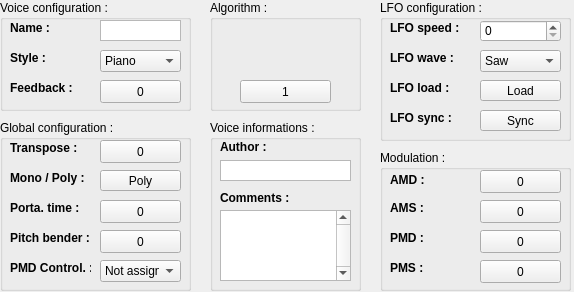
This is interface/qvoice.ui in LasDesu/fb01editor as Qt 5 draws it before an edit. The edited form follows.
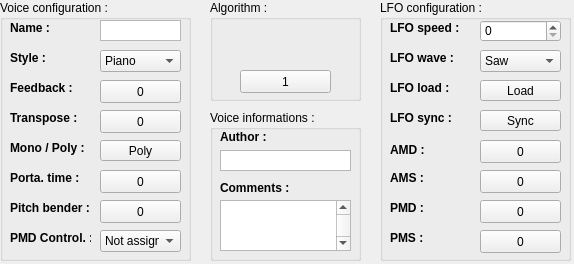
This is the edited form. Icons and pictures are not drawn. Custom widgets are drawn as their Qt base class.

Diff of the .ui file:
```diff
--- a/interface/qvoice.ui
+++ b/interface/qvoice.ui
@@ -7,7 +7,7 @@
     <x>0</x>
     <y>0</y>
     <width>574</width>
-    <height>292</height>
+    <height>264</height>
    </rect>
   </property>
   <property name="windowTitle">
@@ -19,7 +19,7 @@
      <x>0</x>
      <y>0</y>
      <width>191</width>
-     <height>111</height>
+     <height>261</height>
     </rect>
    </property>
    <property name="title">
@@ -215,6 +215,224 @@
      <string>0</string>
     </property>
    </widget>
+   <widget class="QLabel" name="lbl_porta">
+    <property name="geometry">
+     <rect>
+      <x>10</x>
+      <y>170</y>
+      <width>81</width>
+      <height>16</height>
+     </rect>
+    </property>
+    <property name="font">
+     <font>
+      <weight>75</weight>
+      <bold>true</bold>
+     </font>
+    </property>
+    <property name="text">
+     <string>Porta. time :</string>
+    </property>
+   </widget>
+   <widget class="QButton" name="but_porta">
+    <property name="geometry">
+     <rect>
+      <x>100</x>
+      <y>170</y>
+      <width>81</width>
+      <height>23</height>
+     </rect>
+    </property>
+    <property name="baseSize">
+     <size>
+      <width>0</width>
+      <height>127</height>
+     </size>
+    </property>
+    <property name="toolTip">
+     <string>The portamento length of the instrument</string>
+    </property>
+    <property name="text">
+     <string>0</string>
+    </property>
+   </widget>
+   <widget class="QLabel" name="lbl_pitch">
+    <property name="geometry">
+     <rect>
+      <x>10</x>
+      <y>200</y>
+      <width>81</width>
+      <height>16</height>
+     </rect>
+    </property>
+    <property name="font">
+     <font>
+      <weight>75</weight>
+      <bold>true</bold>
+     </font>
+    </property>
+    <property name="text">
+     <string>Pitch bender :</string>
+    </property>
+   </widget>
+   <widget class="QButton" name="but_trans">
+    <property name="geometry">
+     <rect>
+      <x>100</x>
+      <y>110</y>
+      <width>81</width>
+      <height>23</height>
+     </rect>
+    </property>
+    <property name="baseSize">
+     <size>
+      <width>128</width>
+      <height>127</height>
+     </size>
+    </property>
+    <property name="toolTip">
+     <string>The transpose level of the voice</string>
+    </property>
+    <property name="text">
+     <string>0</string>
+    </property>
+   </widget>
+   <widget class="QPushButton" name="pshBut_poly">
+    <property name="geometry">
+     <rect>
+      <x>100</x>
+      <y>140</y>
+      <width>81</width>
+      <height>21</height>
+     </rect>
+    </property>
+    <property name="toolTip">
+     <string>The voice response to a multiple notes play</string>
+    </property>
+    <property name="text">
+     <string>Poly</string>
+    </property>
+    <property name="checkable">
+     <bool>true</bool>
+    </property>
+   </widget>
+   <widget class="QComboBox" name="cmbBox_pmdctl">
+    <property name="geometry">
+     <rect>
+      <x>100</x>
+      <y>230</y>
+      <width>81</width>
+      <height>22</height>
+     </rect>
+    </property>
+    <property name="toolTip">
+     <string>The kind of MIDI controler assigned to PMD</string>
+    </property>
+    <item>
+     <property name="text">
+      <string>Not assigned</string>
+     </property>
+    </item>
+    <item>
+     <property name="text">
+      <string>After touch</string>
+     </property>
+    </item>
+    <item>
+     <property name="text">
+      <string>Mod. wheel</string>
+     </property>
+    </item>
+    <item>
+     <property name="text">
+      <string>Breath ctl.</string>
+     </property>
+    </item>
+    <item>
+     <property name="text">
+      <string>Foot ctl.</string>
+     </property>
+    </item>
+   </widget>
+   <widget class="QButton" name="but_pitch">
+    <property name="geometry">
+     <rect>
+      <x>100</x>
+      <y>200</y>
+      <width>81</width>
+      <height>23</height>
+     </rect>
+    </property>
+    <property name="baseSize">
+     <size>
+      <width>0</width>
+      <height>12</height>
+     </size>
+    </property>
+    <property name="toolTip">
+     <string>The pitchbender range of the voice</string>
+    </property>
+    <property name="text">
+     <string>0</string>
+    </property>
+   </widget>
+   <widget class="QLabel" name="lbl_trans">
+    <property name="geometry">
+     <rect>
+      <x>10</x>
+      <y>110</y>
+      <width>81</width>
+      <height>16</height>
+     </rect>
+    </property>
+    <property name="font">
+     <font>
+      <weight>75</weight>
+      <bold>true</bold>
+     </font>
+    </property>
+    <property name="text">
+     <string>Transpose :</string>
+    </property>
+   </widget>
+   <widget class="QLabel" name="lbl_poly">
+    <property name="geometry">
+     <rect>
+      <x>10</x>
+      <y>140</y>
+      <width>81</width>
+      <height>16</height>
+     </rect>
+    </property>
+    <property name="font">
+     <font>
+      <weight>75</weight>
+      <bold>true</bold>
+     </font>
+    </property>
+    <property name="text">
+     <string>Mono / Poly :</string>
+    </property>
+   </widget>
+   <widget class="QLabel" name="lbl_pmdctl">
+    <property name="geometry">
+     <rect>
+      <x>10</x>
+      <y>230</y>
+      <width>81</width>
+      <height>16</height>
+     </rect>
+    </property>
+    <property name="font">
+     <font>
+      <weight>75</weight>
+      <bold>true</bold>
+     </font>
+    </property>
+    <property name="text">
+     <string>PMD Control. :</string>
+    </property>
+   </widget>
   </widget>
   <widget class="QGroupBox" name="grpBox_algorithm">
    <property name="geometry">
@@ -222,7 +440,7 @@
      <x>210</x>
      <y>0</y>
      <width>151</width>
-     <height>111</height>
+     <height>101</height>
     </rect>
    </property>
    <property name="title">
@@ -232,7 +450,7 @@
     <property name="geometry">
      <rect>
       <x>42</x>
-      <y>30</y>
+      <y>20</y>
       <width>71</width>
       <height>41</height>
      </rect>
@@ -248,7 +466,7 @@
     <property name="geometry">
      <rect>
       <x>30</x>
-      <y>80</y>
+      <y>70</y>
       <width>91</width>
       <height>23</height>
      </rect>
@@ -273,7 +491,7 @@
      <x>380</x>
      <y>0</y>
      <width>191</width>
-     <height>141</height>
+     <height>261</height>
     </rect>
    </property>
    <property name="title">
@@ -448,14 +666,178 @@
      <bool>true</bool>
     </property>
    </widget>
+   <widget class="QButton" name="but_PMS">
+    <property name="geometry">
+     <rect>
+      <x>100</x>
+      <y>230</y>
+      <width>81</width>
+      <height>23</height>
+     </rect>
+    </property>
+    <property name="baseSize">
+     <size>
+      <width>0</width>
+      <height>7</height>
+     </size>
+    </property>
+    <property name="toolTip">
+     <string>The pitch modulation sensitivity</string>
+    </property>
+    <property name="text">
+     <string>0</string>
+    </property>
+   </widget>
+   <widget class="QLabel" name="lbl_AMD">
+    <property name="geometry">
+     <rect>
+      <x>10</x>
+      <y>140</y>
+      <width>41</width>
+      <height>20</height>
+     </rect>
+    </property>
+    <property name="font">
+     <font>
+      <weight>75</weight>
+      <bold>true</bold>
+     </font>
+    </property>
+    <property name="text">
+     <string>AMD :</string>
+    </property>
+   </widget>
+   <widget class="QLabel" name="lbl_PMS">
+    <property name="geometry">
+     <rect>
+      <x>10</x>
+      <y>230</y>
+      <width>41</width>
+      <height>16</height>
+     </rect>
+    </property>
+    <property name="font">
+     <font>
+      <weight>75</weight>
+      <bold>true</bold>
+     </font>
+    </property>
+    <property name="text">
+     <string>PMS :</string>
+    </property>
+   </widget>
+   <widget class="QLabel" name="lbl_AMS">
+    <property name="geometry">
+     <rect>
+      <x>10</x>
+      <y>170</y>
+      <width>41</width>
+      <height>16</height>
+     </rect>
+    </property>
+    <property name="font">
+     <font>
+      <weight>75</weight>
+      <bold>true</bold>
+     </font>
+    </property>
+    <property name="text">
+     <string>AMS :</string>
+    </property>
+   </widget>
+   <widget class="QButton" name="but_AMS">
+    <property name="geometry">
+     <rect>
+      <x>100</x>
+      <y>170</y>
+      <width>81</width>
+      <height>23</height>
+     </rect>
+    </property>
+    <property name="baseSize">
+     <size>
+      <width>0</width>
+      <height>3</height>
+     </size>
+    </property>
+    <property name="toolTip">
+     <string>The amplitude modulation sensitivity</string>
+    </property>
+    <property name="text">
+     <string>0</string>
+    </property>
+   </widget>
+   <widget class="QButton" name="but_PMD">
+    <property name="geometry">
+     <rect>
+      <x>100</x>
+      <y>200</y>
+      <width>81</width>
+      <height>23</height>
+     </rect>
+    </property>
+    <property name="baseSize">
+     <size>
+      <width>0</width>
+      <height>127</height>
+     </size>
+    </property>
+    <property name="toolTip">
+     <string>The pitch modulation</string>
+    </property>
+    <property name="text">
+     <string>0</string>
+    </property>
+   </widget>
+   <widget class="QLabel" name="lbl_PMD">
+    <property name="geometry">
+     <rect>
+      <x>10</x>
+      <y>200</y>
+      <width>41</width>
+      <height>16</height>
+     </rect>
+    </property>
+    <property name="font">
+     <font>
+      <weight>75</weight>
+      <bold>true</bold>
+     </font>
+    </property>
+    <property name="text">
+     <string>PMD :</string>
+    </property>
+   </widget>
+   <widget class="QButton" name="but_AMD">
+    <property name="geometry">
+     <rect>
+      <x>100</x>
+      <y>140</y>
+      <width>81</width>
+      <height>23</height>
+     </rect>
+    </property>
+    <property name="baseSize">
+     <size>
+      <width>0</width>
+      <height>127</height>
+     </size>
+    </property>
+    <property name="toolTip">
+     <string>The amplitude modulation</string>
+    </property>
+    <property name="text">
+     <string>0</string>
+    </property>
+   </widget>
   </widget>
   <widget class="QGroupBox" name="grpBox_informations">
    <property name="geometry">
     <rect>
      <x>210</x>
-     <y>120</y>
+     <y>110</y>
      <width>151</width>
-     <height>171</height>
+     <height>151</height>
     </rect>
    </property>
    <property name="title">
@@ -508,7 +890,7 @@
       <x>10</x>
       <y>90</y>
       <width>131</width>
-      <height>71</height>
+      <height>51</height>
      </rect>
     </property>
     <property name="toolTip">
@@ -544,414 +926,6 @@
     </property>
    </widget>
   </widget>
-  <widget class="QGroupBox" name="grpBox_globalconfig">
-   <property name="geometry">
-    <rect>
-     <x>0</x>
-     <y>120</y>
-     <width>191</width>
-     <height>171</height>
-    </rect>
-   </property>
-   <property name="title">
-    <string>Global configuration :</string>
-   </property>
-   <widget class="QLabel" name="lbl_poly">
-    <property name="geometry">
-     <rect>
-      <x>10</x>
-      <y>50</y>
-      <width>81</width>
-      <height>16</height>
-     </rect>
-    </property>
-    <property name="font">
-     <font>
-      <weight>75</weight>
-      <bold>true</bold>
-     </font>
-    </property>
-    <property name="text">
-     <string>Mono / Poly :</string>
-    </property>
-   </widget>
-   <widget class="QPushButton" name="pshBut_poly">
-    <property name="geometry">
-     <rect>
-      <x>100</x>
-      <y>50</y>
-      <width>81</width>
-      <height>21</height>
-     </rect>
-    </property>
-    <property name="toolTip">
-     <string>The voice response to a multiple notes play</string>
-    </property>
-    <property name="text">
-     <string>Poly</string>
-    </property>
-    <property name="checkable">
-     <bool>true</bool>
-    </property>
-   </widget>
-   <widget class="QButton" name="but_trans">
-    <property name="geometry">
-     <rect>
-      <x>100</x>
-      <y>20</y>
-      <width>81</width>
-      <height>23</height>
-     </rect>
-    </property>
-    <property name="baseSize">
-     <size>
-      <width>128</width>
-      <height>127</height>
-     </size>
-    </property>
-    <property name="toolTip">
-     <string>The transpose level of the voice</string>
-    </property>
-    <property name="text">
-     <string>0</string>
-    </property>
-   </widget>
-   <widget class="QLabel" name="lbl_trans">
-    <property name="geometry">
-     <rect>
-      <x>10</x>
-      <y>20</y>
-      <width>81</width>
-      <height>16</height>
-     </rect>
-    </property>
-    <property name="font">
-     <font>
-      <weight>75</weight>
-      <bold>true</bold>
-     </font>
-    </property>
-    <property name="text">
-     <string>Transpose :</string>
-    </property>
-   </widget>
-   <widget class="QButton" name="but_pitch">
-    <property name="geometry">
-     <rect>
-      <x>100</x>
-      <y>110</y>
-      <width>81</width>
-      <height>23</height>
-     </rect>
-    </property>
-    <property name="baseSize">
-     <size>
-      <width>0</width>
-      <height>12</height>
-     </size>
-    </property>
-    <property name="toolTip">
-     <string>The pitchbender range of the voice</string>
-    </property>
-    <property name="text">
-     <string>0</string>
-    </property>
-   </widget>
-   <widget class="QComboBox" name="cmbBox_pmdctl">
-    <property name="geometry">
-     <rect>
-      <x>100</x>
-      <y>140</y>
-      <width>81</width>
-      <height>22</height>
-     </rect>
-    </property>
-    <property name="toolTip">
-     <string>The kind of MIDI controler assigned to PMD</string>
-    </property>
-    <item>
-     <property name="text">
-      <string>Not assigned</string>
-     </property>
-    </item>
-    <item>
-     <property name="text">
-      <string>After touch</string>
-     </property>
-    </item>
-    <item>
-     <property name="text">
-      <string>Mod. wheel</string>
-     </property>
-    </item>
-    <item>
-     <property name="text">
-      <string>Breath ctl.</string>
-     </property>
-    </item>
-    <item>
-     <property name="text">
-      <string>Foot ctl.</string>
-     </property>
-    </item>
-   </widget>
-   <widget class="QButton" name="but_porta">
-    <property name="geometry">
-     <rect>
-      <x>100</x>
-      <y>80</y>
-      <width>81</width>
-      <height>23</height>
-     </rect>
-    </property>
-    <property name="baseSize">
-     <size>
-      <width>0</width>
-      <height>127</height>
-     </size>
-    </property>
-    <property name="toolTip">
-     <string>The portamento length of the instrument</string>
-    </property>
-    <property name="text">
-     <string>0</string>
-    </property>
-   </widget>
-   <widget class="QLabel" name="lbl_pitch">
-    <property name="geometry">
-     <rect>
-      <x>10</x>
-      <y>110</y>
-      <width>81</width>
-      <height>16</height>
-     </rect>
-    </property>
-    <property name="font">
-     <font>
-      <weight>75</weight>
-      <bold>true</bold>
-     </font>
-    </property>
-    <property name="text">
-     <string>Pitch bender :</string>
-    </property>
-   </widget>
-   <widget class="QLabel" name="lbl_porta">
-    <property name="geometry">
-     <rect>
-      <x>10</x>
-      <y>80</y>
-      <width>81</width>
-      <height>16</height>
-     </rect>
-    </property>
-    <property name="font">
-     <font>
-      <weight>75</weight>
-      <bold>true</bold>
-     </font>
-    </property>
-    <property name="text">
-     <string>Porta. time :</string>
-    </property>
-   </widget>
-   <widget class="QLabel" name="lbl_pmdctl">
-    <property name="geometry">
-     <rect>
-      <x>10</x>
-      <y>140</y>
-      <width>81</width>
-      <height>16</height>
-     </rect>
-    </property>
-    <property name="font">
-     <font>
-      <weight>75</weight>
-      <bold>true</bold>
-     </font>
-    </property>
-    <property name="text">
-     <string>PMD Control. :</string>
-    </property>
-   </widget>
-  </widget>
-  <widget class="QGroupBox" name="grpBox_modulation">
-   <property name="geometry">
-    <rect>
-     <x>380</x>
-     <y>150</y>
-     <width>191</width>
-     <height>141</height>
-    </rect>
-   </property>
-   <property name="title">
-    <string>Modulation :</string>
-   </property>
-   <widget class="QLabel" name="lbl_AMD">
-    <property name="geometry">
-     <rect>
-      <x>10</x>
-      <y>20</y>
-      <width>41</width>
-      <height>20</height>
-     </rect>
-    </property>
-    <property name="font">
-     <font>
-      <weight>75</weight>
-      <bold>true</bold>
-     </font>
-    </property>
-    <property name="text">
-     <string>AMD :</string>
-    </property>
-   </widget>
-   <widget class="QLabel" name="lbl_PMD">
-    <property name="geometry">
-     <rect>
-      <x>10</x>
-      <y>80</y>
-      <width>41</width>
-      <height>16</height>
-     </rect>
-    </property>
-    <property name="font">
-     <font>
-      <weight>75</weight>
-      <bold>true</bold>
-     </font>
-    </property>
-    <property name="text">
-     <string>PMD :</string>
-    </property>
-   </widget>
-   <widget class="QLabel" name="lbl_PMS">
-    <property name="geometry">
-     <rect>
-      <x>10</x>
-      <y>110</y>
-      <width>41</width>
-      <height>16</height>
-     </rect>
-    </property>
-    <property name="font">
-     <font>
-      <weight>75</weight>
-      <bold>true</bold>
-     </font>
-    </property>
-    <property name="text">
-     <string>PMS :</string>
-    </property>
-   </widget>
-   <widget class="QButton" name="but_AMD">
-    <property name="geometry">
-     <rect>
-      <x>100</x>
-      <y>20</y>
-      <width>81</width>
-      <height>23</height>
-     </rect>
-    </property>
-    <property name="baseSize">
-     <size>
-      <width>0</width>
-      <height>127</height>
-     </size>
-    </property>
-    <property name="toolTip">
-     <string>The amplitude modulation</string>
-    </property>
-    <property name="text">
-     <string>0</string>
-    </property>
-   </widget>
-   <widget class="QLabel" name="lbl_AMS">
-    <property name="geometry">
-     <rect>
-      <x>10</x>
-      <y>50</y>
-      <width>41</width>
-      <height>16</height>
-     </rect>
-    </property>
-    <property name="font">
-     <font>
-      <weight>75</weight>
-      <bold>true</bold>
-     </font>
-    </property>
-    <property name="text">
-     <string>AMS :</string>
-    </property>
-   </widget>
-   <widget class="QButton" name="but_PMD">
-    <property name="geometry">
-     <rect>
-      <x>100</x>
-      <y>80</y>
-      <width>81</width>
-      <height>23</height>
-     </rect>
-    </property>
-    <property name="baseSize">
-     <size>
-      <width>0</width>
-      <height>127</height>
-     </size>
-    </property>
-    <property name="toolTip">
-     <string>The pitch modulation</string>
-    </property>
-    <property name="text">
-     <string>0</string>
-    </property>
-   </widget>
-   <widget class="QButton" name="but_AMS">
-    <property name="geometry">
-     <rect>
-      <x>100</x>
-      <y>50</y>
-      <width>81</width>
-      <height>23</height>
-     </rect>
-    </property>
-    <property name="baseSize">
-     <size>
-      <width>0</width>
-      <height>3</height>
-     </size>
-    </property>
-    <property name="toolTip">
-     <string>The amplitude modulation sensitivity</string>
-    </property>
-    <property name="text">
-     <string>0</string>
-    </property>
-   </widget>
-   <widget class="QButton" name="but_PMS">
-    <property name="geometry">
-     <rect>
-      <x>100</x>
-      <y>110</y>
-      <width>81</width>
-      <height>23</height>
-     </rect>
-    </property>
-    <property name="baseSize">
-     <size>
-      <width>0</width>
-      <height>7</height>
-     </size>
-    </property>
-    <property name="toolTip">
-     <string>The pitch modulation sensitivity</string>
-    </property>
-    <property name="text">
-     <string>0</string>
-    </property>
-   </widget>
-  </widget>
  </widget>
  <customwidgets>
   <customwidget>
```
